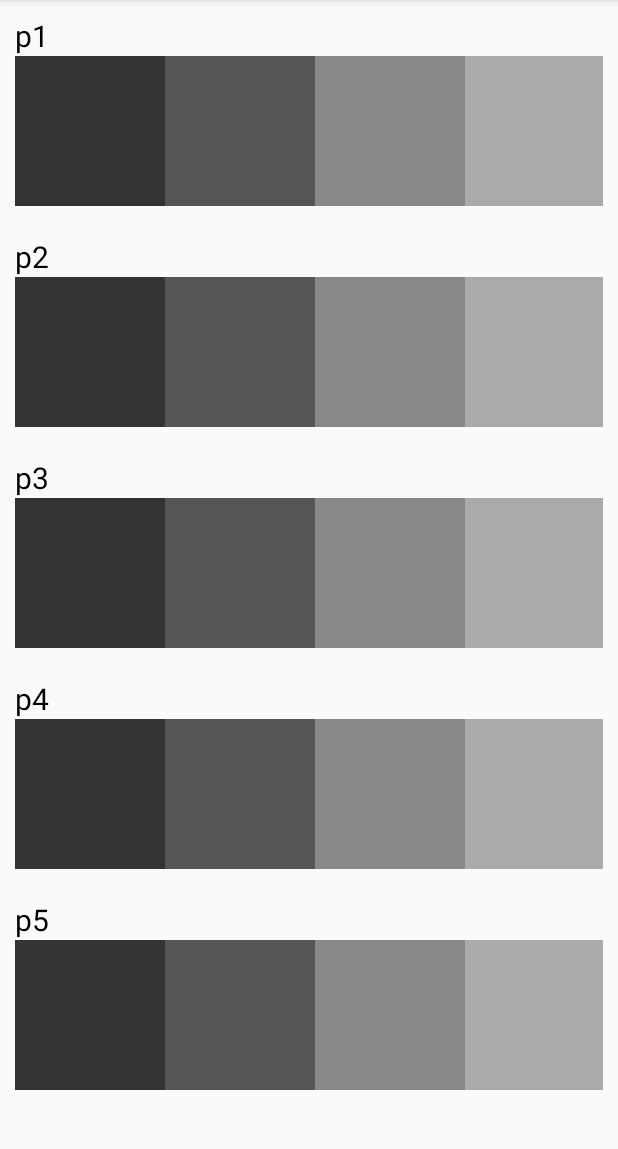
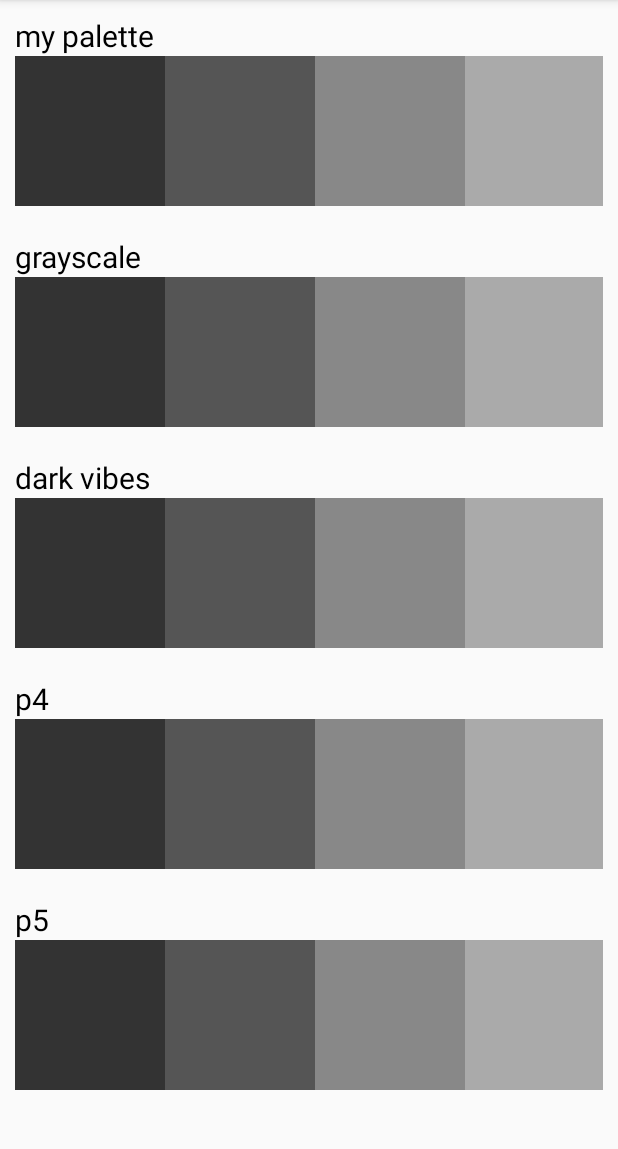
Before and after one commit to gng01/color-exercises, an Android app: the screen it shows after launch (MainActivity), after a tap on an icon or button, on a phone screen of 412 x 824 dp, the part 84-1233 px from its top. Run offline under Robolectric (Android 15) with nearby library versions, the phone set to English and light mode, and no system bars.

Commit message:
update names

```diff
--- a/colorExercises/app/src/main/java/edu/utap/colorexercises/ui/MyPalettesFragment.kt
+++ b/colorExercises/app/src/main/java/edu/utap/colorexercises/ui/MyPalettesFragment.kt
@@ -44,15 +44,15 @@ class MyPalettesFragment : Fragment(R.layout.fragment_mypalettes) {
 
     private fun initializePalettes() : List<Palette> {
         val p1 = Palette()
-        p1.name = "p1"
+        p1.name = "my palette"
         p1.colors = mutableListOf<String>("#333333", "#555555", "#888888", "#AAAAAA")
 
         val p2 = Palette()
-        p2.name = "p2"
+        p2.name = "grayscale"
         p2.colors = mutableListOf<String>("#333333", "#555555", "#888888", "#AAAAAA")
 
         val p3 = Palette()
-        p3.name = "p3"
+        p3.name = "dark vibes"
         p3.colors = mutableListOf<String>("#333333", "#555555", "#888888", "#AAAAAA")
 
         val p4 = Palette()
```
